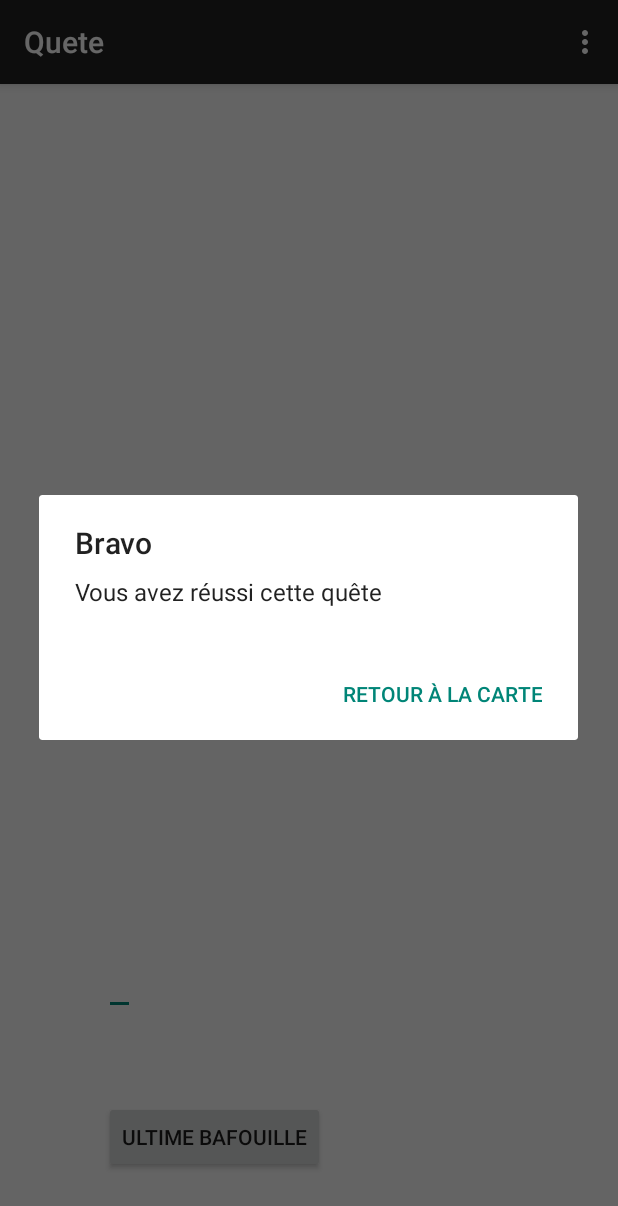
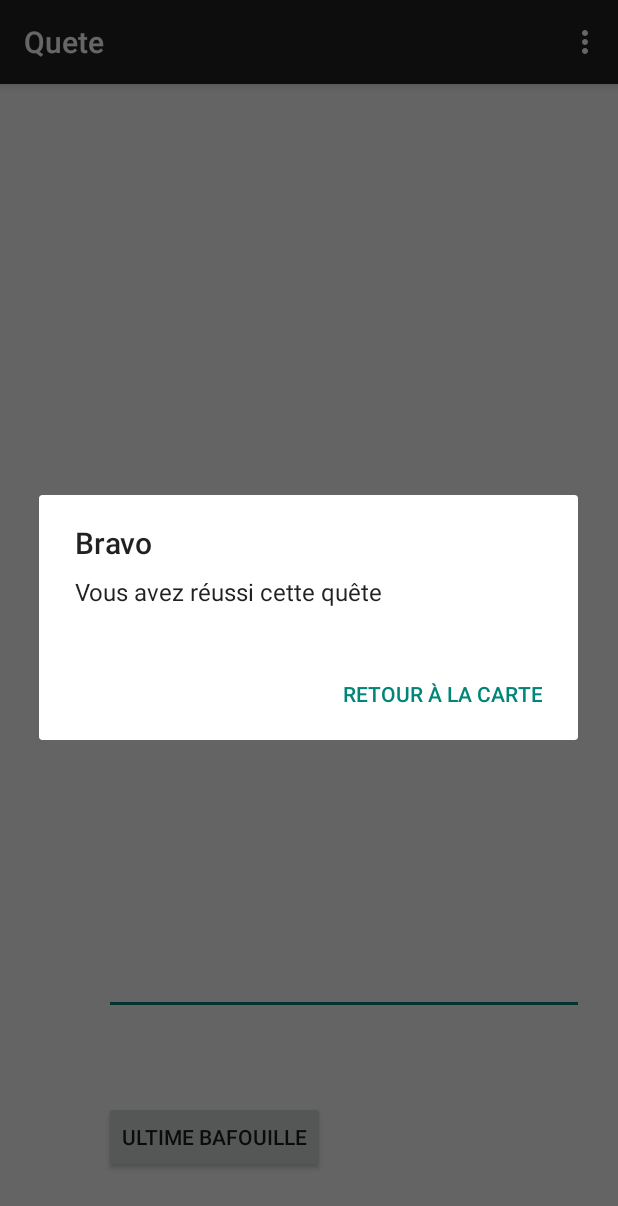
Before and after one commit to johanpicard/squirrel-saga, an Android app: the VueQueteIntelligence screen opened directly, with no data from a screen before it, after a tap on "ULTIME BAFOUILLE", on a phone screen of 412 x 824 dp. Shown: the top 1206 px of the screen. Run offline under Robolectric (Android 15) with nearby library versions, the phone set to English and light mode, and no system bars; 8 statements that could not run were skipped.

Commit message:
Modification taille input réponse

```diff
--- a/app/src/main/res/layout/activity_vue_quete_intelligence.xml
+++ b/app/src/main/res/layout/activity_vue_quete_intelligence.xml
@@ -33,10 +33,11 @@
         android:layout_width="wrap_content"
         android:layout_height="wrap_content"
         android:id="@+id/editText"
-        android:editable="true"
+        android:imeOptions="actionDone"
         android:layout_above="@+id/button"
         android:layout_alignLeft="@+id/button"
         android:layout_alignStart="@+id/button"
-        android:layout_marginBottom="57dp" />
+        android:layout_marginBottom="57dp"
+        android:minWidth="@dimen/abc_config_prefDialogWidth" />
 
 </RelativeLayout>
```
